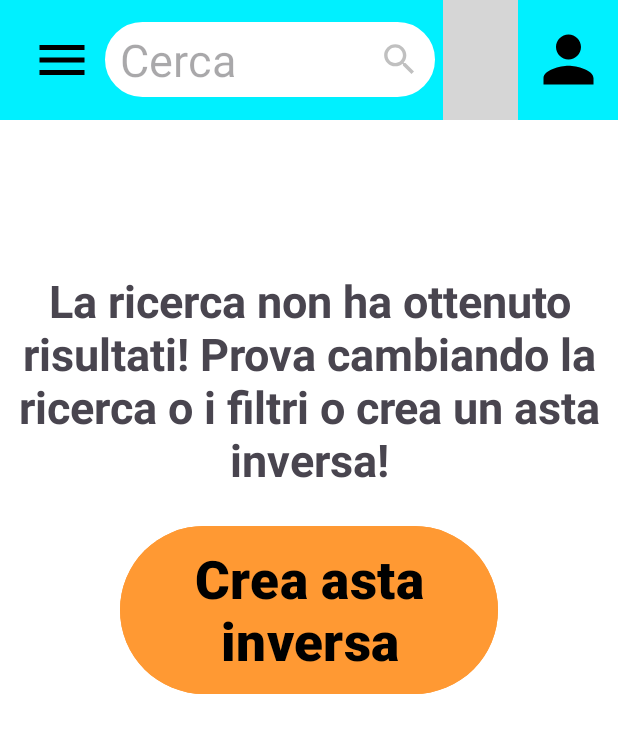
After one commit to FrMa22/ProgettoINGSW_23-24, an Android app built with Jetpack Compose: the RicercaSenzaRisultati screen opened directly, with no data from a screen before it, on a phone screen of 412 x 824 dp. The commit adds this screen. Shown: the top 733 px of the screen. Run offline under Robolectric (Android 15) with nearby library versions, the phone set to English and light mode, and no system bars; 1 statement that could not run was skipped; grey boxes are pictures that could not be loaded.

Commit message:
modifica pop up e schermata ricerca vuota

```diff
--- /dev/null
+++ b/app/src/main/java/com/example/progettoingsw/RicercaSenzaRisultati.java
@@ -0,0 +1,132 @@
+package com.example.progettoingsw;
+
+import android.content.res.Configuration;
+import android.os.Bundle;
+import android.view.Menu;
+import android.view.MenuItem;
+import android.view.View;
+import android.widget.ImageButton;
+import android.widget.TextView;
+
+import androidx.appcompat.app.ActionBarDrawerToggle;
+import androidx.appcompat.app.AppCompatActivity;
+import androidx.drawerlayout.widget.DrawerLayout;
+
+import com.example.progettoingsw.controllers_package.Controller;
+import com.google.android.material.button.MaterialButton;
+import com.google.android.material.navigation.NavigationView;
+
+public class RicercaSenzaRisultati extends AppCompatActivity {
+
+
+    Controller controller;
+    private DrawerLayout drawerLayout;
+    private ActionBarDrawerToggle actionBarDrawerToggle;
+    private NavigationView navigationView;
+    private ImageButton openDrawerButton;
+    private ImageButton preferitiButton;
+    private ImageButton profiloButton;
+    private MaterialButton creaAstaInversa;
+
+    private Menu menu;
+
+    @Override
+    protected void onCreate(Bundle savedInstanceState) {
+        super.onCreate(savedInstanceState);
+        setContentView(R.layout.ricerca_senza_risultati);
+
+        controller = new Controller();
+
+        preferitiButton = findViewById(R.id.openPreferitiRicercaSenzaRisultati);
+        profiloButton = findViewById(R.id.openProfiloButtonRicercaSenzaRisultati);
+
+        drawerLayout = findViewById(R.id.drawer_layoutRicercaSenzaRisultati);
+        navigationView = findViewById(R.id.navigation_viewRicercaSenzaRisultati);
+        menu = navigationView.getMenu();
+
+        View headerView = navigationView.getHeaderView(0);
+
+        TextView headerText = headerView.findViewById(R.id.textViewHeader);
+
+        openDrawerButton = findViewById(R.id.openDrawerButtonRicercaSenzaRisultati);
+
+        actionBarDrawerToggle = new ActionBarDrawerToggle(this, drawerLayout, R.string.open, R.string.close);
+        drawerLayout.addDrawerListener(actionBarDrawerToggle);
+
+        creaAstaInversa.setOnClickListener(new View.OnClickListener() {
+            @Override
+            public void onClick(View v) {
+                Controller.redirectActivity(RicercaSenzaRisultati.this, CreaLaTuaAstaAcquirente.class);
+            }
+        });
+
+        openDrawerButton.setOnClickListener(new View.OnClickListener() {
+            @Override
+            public void onClick(View v) {
+                drawerLayout.openDrawer(navigationView);
+            }
+        });
+
+        preferitiButton.setOnClickListener(new View.OnClickListener() {
+            @Override
+            public void onClick(View view) {
+                Controller.redirectActivity(RicercaSenzaRisultati.this, PreferitiActivity.class);
+            }
+        });
+
+        navigationView.setNavigationItemSelectedListener(new NavigationView.OnNavigationItemSelectedListener() {
+            @Override
+            public boolean onNavigationItemSelected(MenuItem menuItem) {
+                int id = menuItem.getItemId();
+
+                if (id == R.id.nav_home) {
+                    if (drawerLayout.isDrawerOpen(navigationView)) {
+                        drawerLayout.closeDrawer(navigationView);
+                    }
+                } else if(id==R.id.nav_cliccacategorie){
+                    Controller.redirectActivity(RicercaSenzaRisultati.this, SelezioneCategorie.class);
+                }else if(id==R.id.nav_esci){
+                    Controller.redirectActivity(RicercaSenzaRisultati.this, MainActivity.class);
+                }else if (id == R.id.nav_profilo) {
+                    Controller.redirectActivity(RicercaSenzaRisultati.this, ProfiloActivity.class);
+                }else if (id==R.id.nav_about_us){
+                    Controller.redirectActivity(RicercaSenzaRisultati.this,AboutUs.class);
+                }else if (id==R.id.nav_crea_asta){
+                    Controller.redirectActivity(RicercaSenzaRisultati.this, CreaLaTuaAstaAcquirente.class);
+                }
+                return true;
+            }
+        });
+
+
+    }
+
+    @Override
+    public boolean onOptionsItemSelected(MenuItem item) {
+        if (actionBarDrawerToggle.onOptionsItemSelected(item)) {
+            return true;
+        }
+        return super.onOptionsItemSelected(item);
+    }
+
+    @Override
+    protected void onPostCreate(Bundle savedInstanceState) {
+        super.onPostCreate(savedInstanceState);
+        actionBarDrawerToggle.syncState();
+
+    }
+
+    @Override
+    public void onConfigurationChanged(Configuration newConfig) {
+        super.onConfigurationChanged(newConfig);
+        actionBarDrawerToggle.onConfigurationChanged(newConfig);
+
+    }
+
+    @Override
+    public boolean onCreateOptionsMenu(Menu menu) {
+        getMenuInflater().inflate(R.menu.drawer_menu, menu);
+        return true;
+    }
+
+}
--- /dev/null
+++ b/app/src/main/res/layout/ricerca_senza_risultati.xml
@@ -0,0 +1,103 @@
+<?xml version="1.0" encoding="utf-8"?>
+<androidx.drawerlayout.widget.DrawerLayout
+    xmlns:android="http://schemas.android.com/apk/res/android"
+    xmlns:app="http://schemas.android.com/apk/res-auto"
+    xmlns:tools="http://schemas.android.com/tools"
+    android:id="@+id/drawer_layoutRicercaSenzaRisultati"
+    android:layout_width="match_parent"
+    android:layout_height="match_parent"
+    >
+    <RelativeLayout
+        android:layout_width="match_parent"
+        android:layout_height="match_parent"
+        android:id="@+id/relativeLayoutRicercaSenzaRisultati"
+        android:background="#FFFFFF">
+
+        <androidx.appcompat.widget.Toolbar
+            android:layout_width="match_parent"
+            android:layout_height="80dp"
+            android:background="#00F0FF">
+
+            <ImageButton
+                android:id="@+id/openDrawerButtonRicercaSenzaRisultati"
+                android:layout_width="50dp"
+                android:layout_height="wrap_content"
+                android:layout_gravity="start"
+                android:layout_marginLeft="-30dp"
+                android:src="@drawable/ic_menu"
+                android:backgroundTint="@android:color/transparent"
+                android:contentDescription="Clicca per aprire il menu." />
+
+            <EditText
+                android:id="@+id/editTextRicercaSenzaRisultati"
+                android:layout_width="220dp"
+                android:layout_height="50dp"
+                android:layout_marginLeft="50dp"
+                android:background="@drawable/rounded_background"
+                android:drawableRight="@drawable/ic_search"
+                android:hint="Cerca"
+                android:paddingLeft="10dp"
+                android:paddingRight="10dp"
+                android:singleLine="true"
+                android:textColor="@color/black"
+                android:textSize="30sp"
+                />
+
+            <ImageButton
+                android:id="@+id/openPreferitiRicercaSenzaRisultati"
+                android:layout_width="50dp"
+                android:layout_height="wrap_content"
+                android:layout_marginLeft="5dp"
+                android:src="@drawable/ic_favourite"
+                android:backgroundTint="@android:color/transparent"
+                android:contentDescription="Clicca per aprire i preferiti."
+                android:drawableTint="@android:color/transparent" />
+
+            <ImageButton
+                android:id="@+id/openProfiloButtonRicercaSenzaRisultati"
+                android:layout_width="wrap_content"
+                android:layout_height="wrap_content"
+                android:layout_gravity="end"
+                android:src="@drawable/ic_profilo"
+                android:backgroundTint="@android:color/transparent"
+                android:contentDescription="Clicca per aprire il profilo." />
+
+        </androidx.appcompat.widget.Toolbar>
+        <TextView
+            android:id="@+id/textViewAvvisoRicercaSenzaRisultati"
+            android:layout_width="match_parent"
+            android:layout_height="wrap_content"
+            android:layout_marginTop="180dp"
+            android:textSize="30dp"
+            android:textStyle="bold"
+            android:text="La ricerca non ha ottenuto risultati! Prova cambiando la ricerca o i filtri o crea un asta inversa!"
+            android:gravity="center"
+            />
+
+        <com.google.android.material.button.MaterialButton
+            android:layout_width="270dp"
+            android:layout_height="120dp"
+            android:layout_below="@+id/textViewAvvisoRicercaSenzaRisultati"
+            android:layout_marginLeft="80dp"
+            android:layout_marginTop="20dp"
+            android:layout_marginRight="80dp"
+            android:backgroundTint="#FF9933"
+            android:gravity="center"
+            android:text="Crea asta inversa"
+            android:textColor="@color/black"
+            android:textSize="35dp"
+            android:textStyle="bold" />
+
+
+    </RelativeLayout>
+    <com.google.android.material.navigation.NavigationView
+        android:id="@+id/navigation_viewRicercaSenzaRisultati"
+        android:layout_width="wrap_content"
+        android:layout_height="match_parent"
+        android:layout_gravity="start"
+        app:headerLayout="@layout/header_drawer"
+        app:menu="@menu/drawer_menu" />
+
+
+
+</androidx.drawerlayout.widget.DrawerLayout>
```
Also changed, not shown: app/src/main/AndroidManifest.xml (+10 -0 lines), app/src/main/java/com/example/progettoingsw/PopUpNuovaOfferta.java (added, +90 -0 lines), app/src/main/java/com/example/progettoingsw/SchermataAstaInglese.java (+12 -31 lines), app/src/main/java/com/example/progettoingsw/SchermataAstaInversa.java (+13 -31 lines), app/src/main/res/layout/pop_up_nuova_offerta.xml (+56 -11 lines), app/src/main/res/layout/schermata_asta_inglese.xml (+17 -4 lines), app/src/main/res/layout/schermata_asta_inversa.xml (+15 -4 lines).
